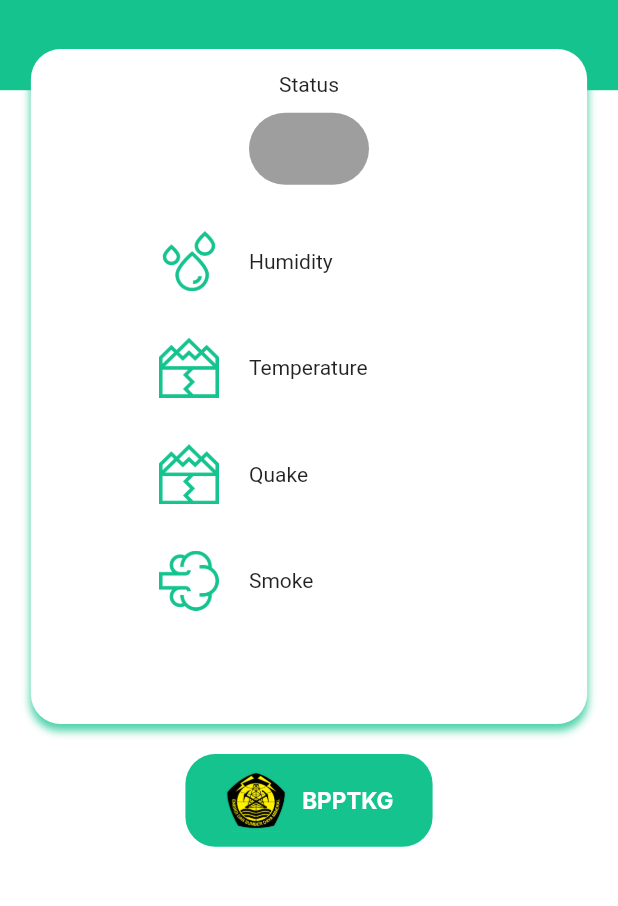
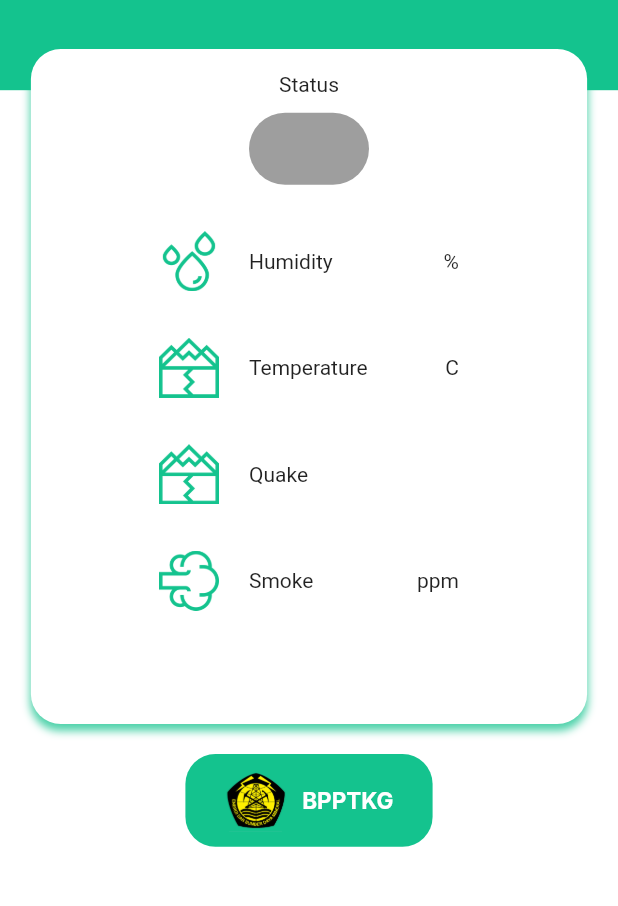
Before and after one commit to andrmhndr/Early-Warning-System-Apps, a Flutter app: the screen it shows after launch, on a phone screen of 412 x 824 dp, the part 232-1138 px from its top. Run offline on Flutter 3.47's test engine with Material 2 defaults, Android fonts, the phone set to English and light mode, and no system bars; our stand-ins replace firebase_core, firebase_database, flutter_local_notifications, google_fonts; missing offline and left inert: flutterfire_ui, workmanager; accounts and stored records are empty.

Commit message:
Update data_view.dart

```diff
--- a/lib/ui/components/data_view.dart
+++ b/lib/ui/components/data_view.dart
@@ -26,6 +26,21 @@ class DataView extends StatelessWidget {
     }
   }
 
+  satuan(String name) {
+    if (name == 'Quake') {
+      return '';
+    }
+    if (name == 'Humidity') {
+      return '%';
+    }
+    if (name == 'Smoke') {
+      return 'ppm';
+    }
+    if (name == 'Temperature') {
+      return 'C';
+    }
+  }
+
   @override
   Widget build(BuildContext context) {
     return Container(
@@ -51,7 +66,7 @@ class DataView extends StatelessWidget {
               ),
             ],
           ),
-          Text('$value'),
+          Text('$value ${satuan(title)}'),
         ],
       ),
     );
```
